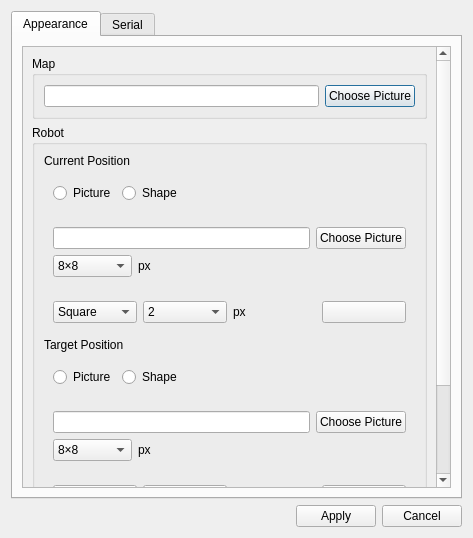
Old version of the form settingsdialog.ui in the repository hfansion/RobotCommander.
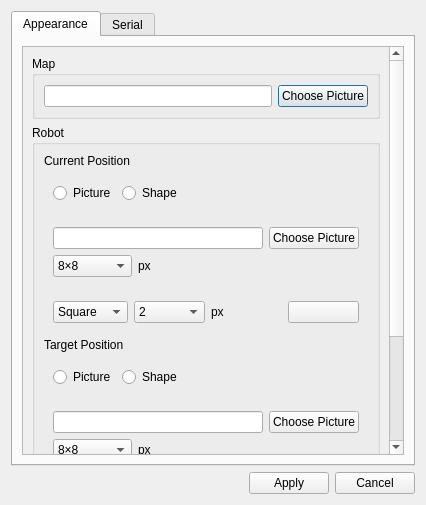
New version of the form.

```diff
--- a/settingsdialog.ui
+++ b/settingsdialog.ui
@@ -6,8 +6,8 @@
    <rect>
     <x>0</x>
     <y>0</y>
-    <width>473</width>
-    <height>538</height>
+    <width>426</width>
+    <height>505</height>
    </rect>
   </property>
   <property name="windowTitle">
@@ -33,8 +33,8 @@
           <property name="geometry">
            <rect>
             <x>0</x>
-            <y>-205</y>
-            <width>416</width>
+            <y>0</y>
+            <width>369</width>
             <height>636</height>
            </rect>
           </property>
```
